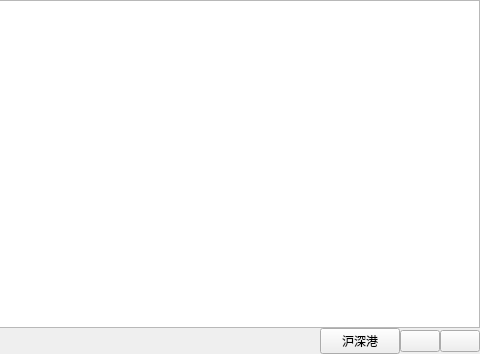
First picture: the form in dialog.ui, repository bnufree/Hq, before the edit; both pictures show x 372 to 852 and y 0 to 354 of the 852 by 354 pixel window.
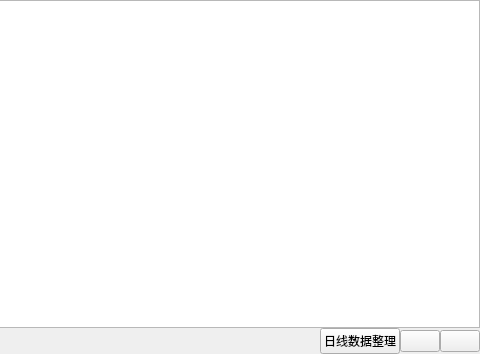
Second picture: the form after the edit. Custom widgets are drawn as their Qt base class.

Commit message: 添加数据整理的接口

Diff of the .ui file:
```diff
--- a/dialog.ui
+++ b/dialog.ui
@@ -220,7 +220,7 @@
      <item>
       <widget class="QPushButton" name="HSGTBTN">
        <property name="text">
-        <string>沪深港</string>
+        <string>日线数据整理</string>
        </property>
       </widget>
      </item>
```
The commit also changes 4 other files.
